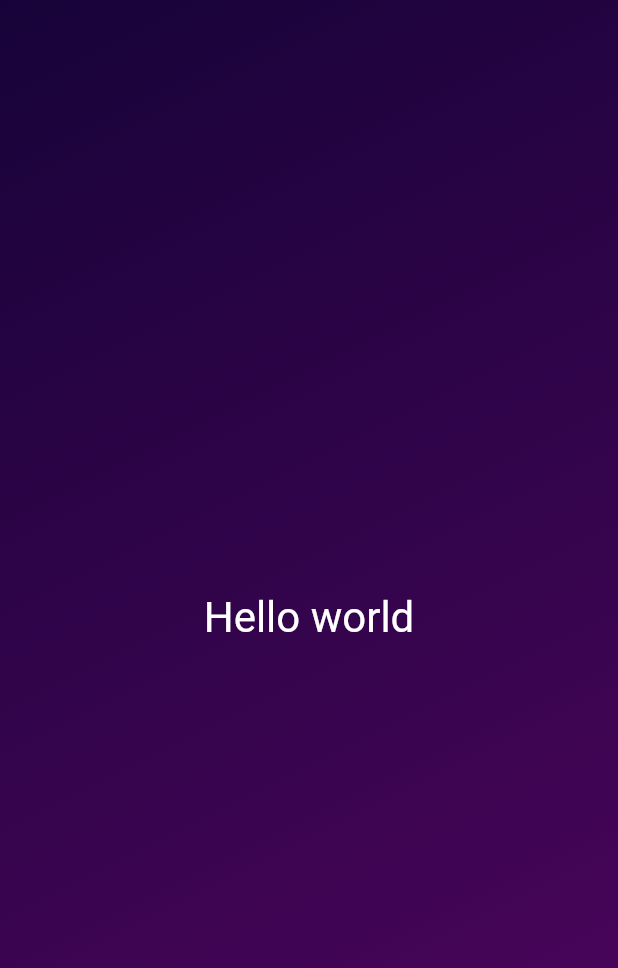
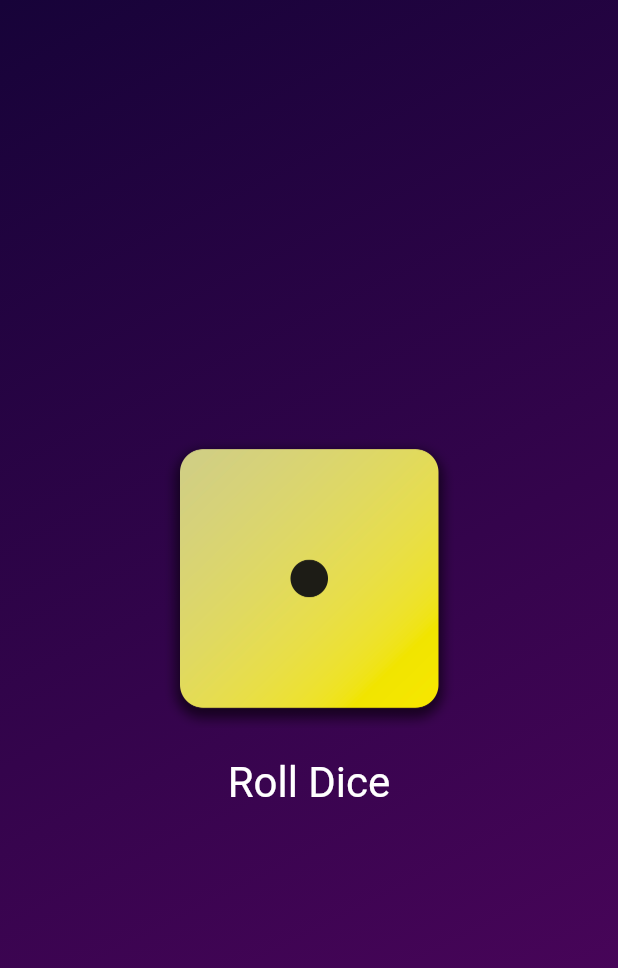
Before and after one commit to Qloozen/flutter-apps, a Flutter app: the screen it shows after launch, on a phone screen of 412 x 824 dp. Shown: the top 968 px of the screen. Run offline on Flutter 3.47's test engine with Material 2 defaults, Android fonts, the phone set to English and light mode, and no system bars.

Commit message:
Finished the dice roller app

```diff
--- /dev/null
+++ b/first_app/lib/dice_roller.dart
@@ -0,0 +1,45 @@
+import "package:flutter/material.dart";
+import 'dart:math';
+
+class DiceRoller extends StatefulWidget {
+  const DiceRoller({super.key});
+
+  @override
+  State<StatefulWidget> createState() {
+    return _DiceRollerState();
+  }
+}
+
+// _ = private
+class _DiceRollerState extends State<DiceRoller> {
+  var rnd = Random();
+  int imageIndex = 1;
+
+  void rollDice() {
+    setState(() {
+      imageIndex = rnd.nextInt(6) + 1;
+    });
+  }
+
+  @override
+  Widget build(context) {
+    return Column(
+      mainAxisSize: MainAxisSize.min,
+      children: [
+        Image.asset(
+          'assets/images/dice-$imageIndex.png',
+          width: 200,
+        ),
+        TextButton(
+          onPressed: rollDice,
+          style: TextButton.styleFrom(
+            padding: const EdgeInsets.only(top: 20),
+            foregroundColor: Colors.white,
+            textStyle: const TextStyle(fontSize: 28),
+          ),
+          child: const Text("Roll Dice"),
+        ),
+      ],
+    );
+  }
+}
--- a/first_app/lib/gradient_container.dart
+++ b/first_app/lib/gradient_container.dart
@@ -1,5 +1,5 @@
+import 'package:first_app/dice_roller.dart';
 import "package:flutter/material.dart";
-import 'package:first_app/styled_text.dart';
 
 const startAlignment = Alignment.topLeft;
 const endAlignment = Alignment.bottomRight;
@@ -19,7 +19,7 @@ class GradientContainer extends StatelessWidget {
           end: endAlignment,
         ),
       ),
-      child: const Center(child: StyledText("Hello world")),
+      child: const Center(child: DiceRoller()),
     );
   }
 }
```
Also changed, not shown: first_app/pubspec.yaml (+9 -7 lines), first_app/assets/images/dice-1.png (added), first_app/assets/images/dice-2.png (added), first_app/assets/images/dice-3.png (added), first_app/assets/images/dice-4.png (added), first_app/assets/images/dice-5.png (added), first_app/assets/images/dice-6.png (added).
